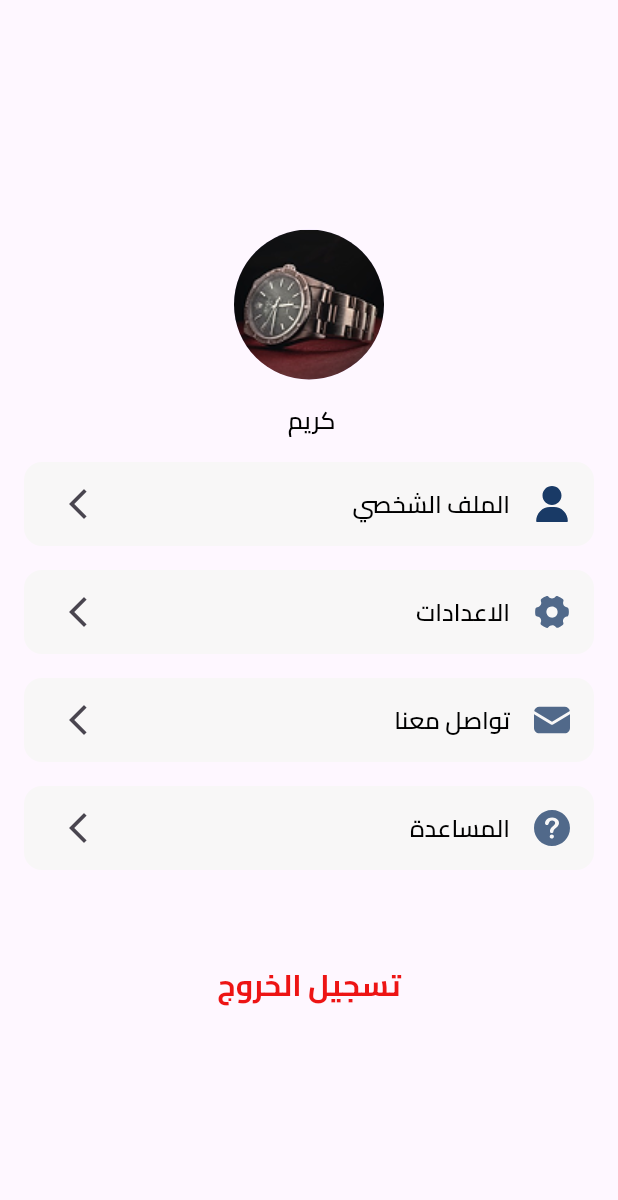
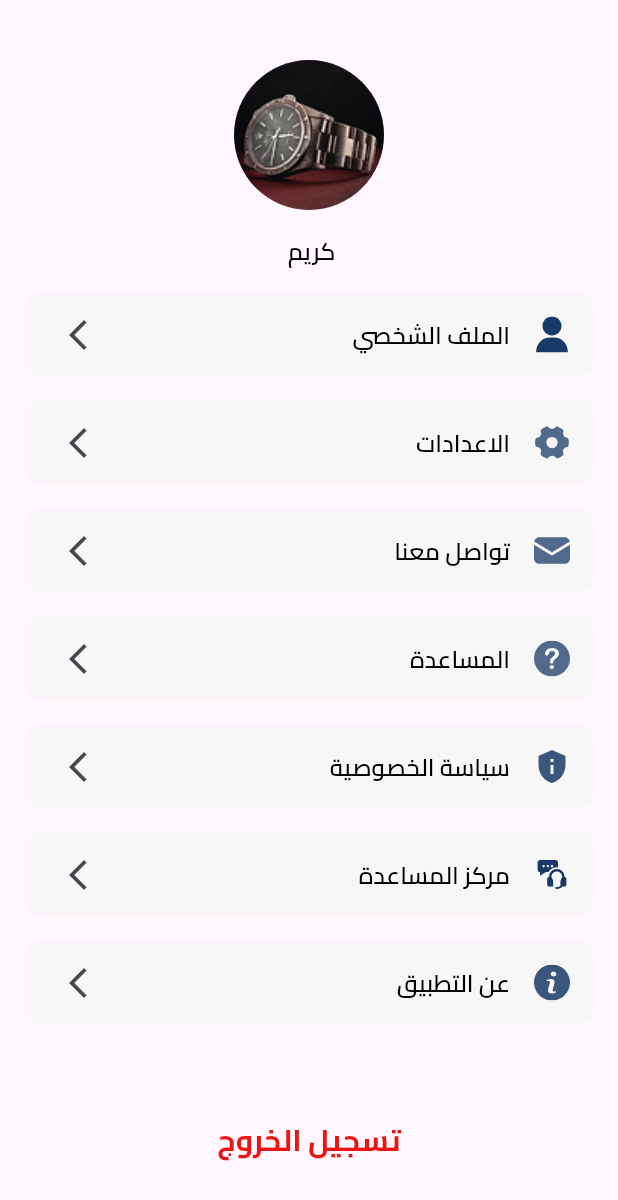
Before and after one commit to Kareemm0/two_be, a Flutter app: the ProfileScreen screen opened directly, on a phone screen of 412 x 824 dp. Shown: the top 1200 px of the screen. Run offline on Flutter 3.47's test engine with Material 3 defaults, Android fonts, the light colour scheme and no system bars; our stand-ins replace dotted_border, equatable, flutter_bloc, flutter_svg, go_router.

Commit message:
finish_profile

```diff
--- a/lib/Features/profile/presentation/cubit/profile_cubit.dart
+++ b/lib/Features/profile/presentation/cubit/profile_cubit.dart
@@ -12,11 +12,17 @@ class ProfileCubit extends Cubit<ProfileState> {
     AppImages.setting,
     AppImages.contact,
     AppImages.help,
+    AppImages.privacy,
+    AppImages.center,
+    AppImages.about,
   ];
   final List<String> profile = [
     "الملف الشخصي",
     "الاعدادات",
     "تواصل معنا",
     "المساعدة",
+    "سياسة الخصوصية",
+    "مركز المساعدة",
+    "عن التطبيق",
   ];
 }
--- a/lib/Features/profile/presentation/view/profile_screen.dart
+++ b/lib/Features/profile/presentation/view/profile_screen.dart
@@ -20,6 +20,7 @@ class ProfileScreen extends StatelessWidget {
           return Scaffold(
               body: Padding(
             padding: EdgeInsets.symmetric(horizontal: 16, vertical: 40),
+            child: SingleChildScrollView(
               child: Column(
                 mainAxisAlignment: MainAxisAlignment.center,
                 spacing: 16,
@@ -59,9 +60,11 @@ class ProfileScreen extends StatelessWidget {
                   height(30),
                   Text(
                     "تسجيل الخروج",
-                  style: AppTextStyle.style20.copyWith(color: AppColors.redED),
+                    style:
+                        AppTextStyle.style20.copyWith(color: AppColors.redED),
                   ),
                 ],
+              ),
             ),
           ));
         },
--- a/lib/core/utils/app_images.dart
+++ b/lib/core/utils/app_images.dart
@@ -35,6 +35,6 @@ class AppImages {
   static const String contact = '${_vectos}contact.svg';
   static const String help = '${_vectos}help.svg';
   static const String langu = '${_vectos}langu.svg';
-  static const String privacy = '${_vectos}privacy.svg';
+  static const String privacy = '${_vectos}privcy.svg';
   static const String setting = '${_vectos}settings.svg';
 }
```
Lines whose indentation alone changed are shown as unchanged.
